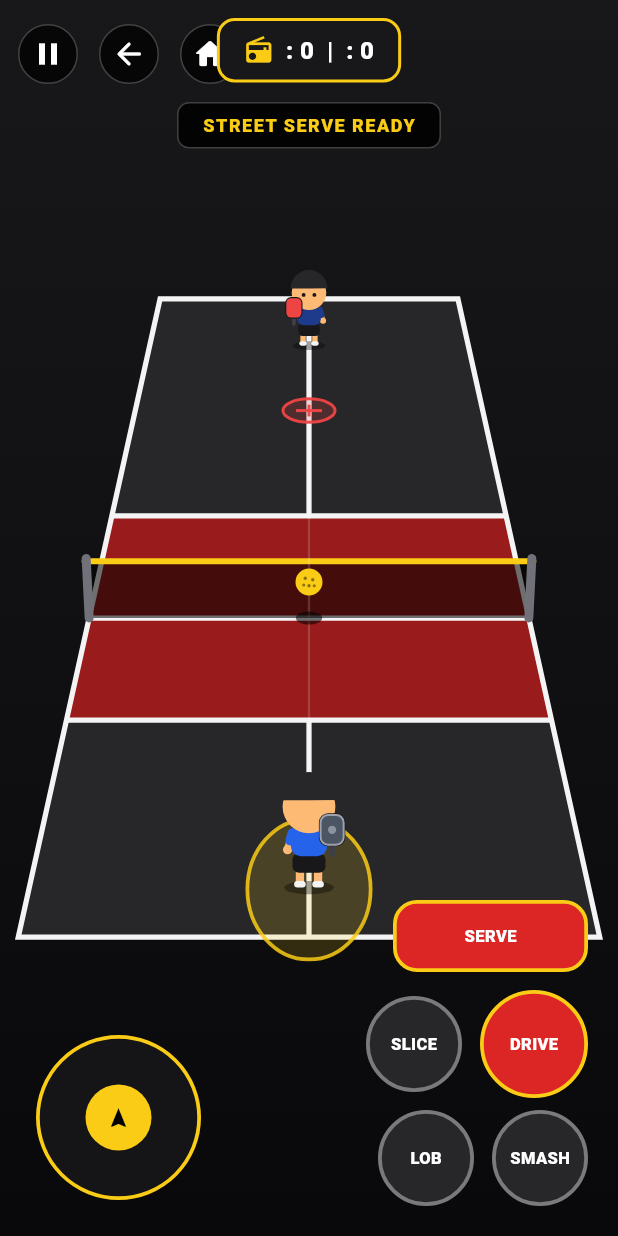
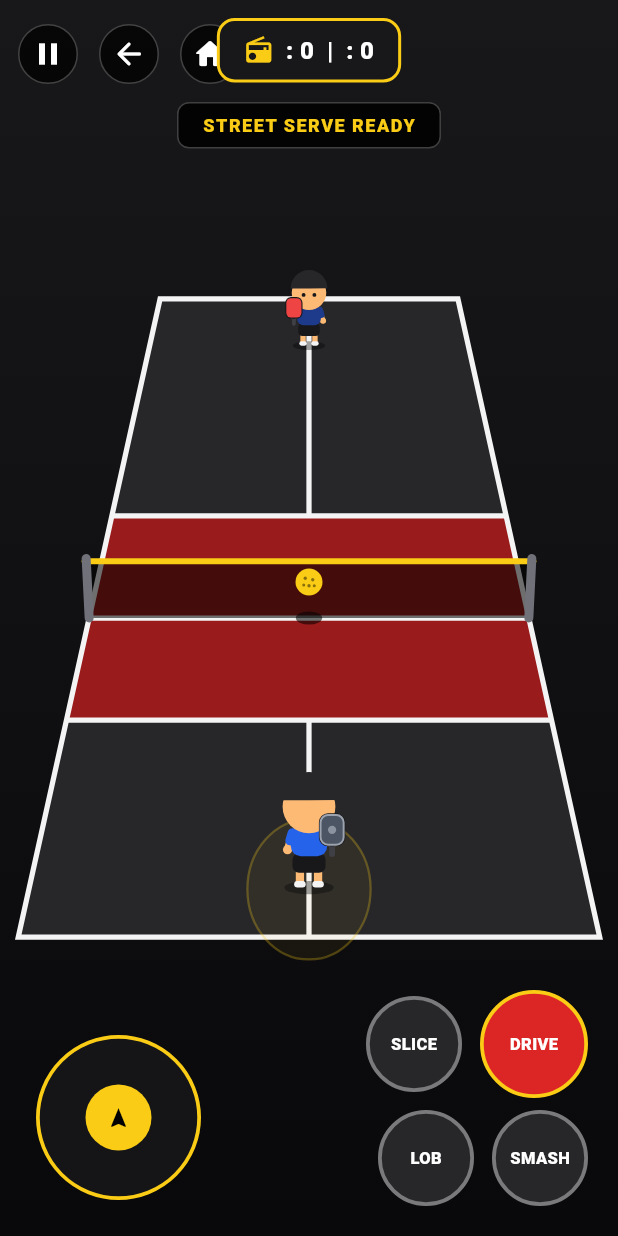
Before and after one commit to seviioo/Pickleball_App, a Flutter app: the MultiplayerCourtScreen screen opened directly with sample values from the repository, on a phone screen of 412 x 824 dp. Run offline on Flutter 3.47's test engine with Material 3 defaults, Android fonts, the phone set to English and light mode, and no system bars; our stand-ins replace shared_preferences; missing offline and left inert: flame, flame_audio; accounts and stored records are empty.

Commit message:
Prevent duplicate multiplayer serve controls
Co-authored-by: Copilot <223556219+Copilot@users.noreply.github.com>

```diff
--- a/lib/screens/multiplayer_court_screen.dart
+++ b/lib/screens/multiplayer_court_screen.dart
@@ -47,6 +47,8 @@ class _MultiplayerCourtScreenState extends State<MultiplayerCourtScreen> {
   int myScore = 0;
   int opponentScore = 0;
   bool isGameOver = false;
+  bool _hasAuthoritativeState = false;
+  String matchPhase = 'connecting';
   String matchStatus = 'STREET SERVE READY';
   bool isPlayerServing = true;
   String playerAnimState = 'idle';
@@ -79,6 +81,8 @@ class _MultiplayerCourtScreenState extends State<MultiplayerCourtScreen> {
           myScore = _number(event['myScore']).round();
           opponentScore = _number(event['opponentScore']).round();
           isPlayerServing = event['isServing'] == true;
+          matchPhase = '${event['phase'] ?? 'rally'}';
+          _hasAuthoritativeState = true;
           isGameOver = event['isGameOver'] == true;
           matchStatus = '${event['status'] ?? 'RALLY'}';
           ballX = _number(event['ballX']);
@@ -262,13 +266,17 @@ class _MultiplayerCourtScreenState extends State<MultiplayerCourtScreen> {
                   aiMoveAmount: opponentAnimState == 'walking' ? 0.7 : 0.0,
                   aiMoveX: 0,
                   playerReach: 0.22,
-                  ballInReach: isPlayerServing || ballHeight < 0.8,
+                  ballInReach: _hasAuthoritativeState &&
+                      ((matchPhase == 'ready' && isPlayerServing) ||
+                          (matchPhase == 'rally' && ballHeight < 0.8)),
                   aimX: _aimDirection.dx.clamp(-0.92, 0.92),
                   aimY: _aimDirection.dy == 0 ? -0.65 : _aimDirection.dy,
                   aimScatter: 0.15,
-                  showAim: !_paused &&
+                  showAim: _hasAuthoritativeState &&
+                      !_paused &&
                       !isGameOver &&
-                      (isPlayerServing || ballHeight < 0.8),
+                      ((matchPhase == 'ready' && isPlayerServing) ||
+                          (matchPhase == 'rally' && ballHeight < 0.8)),
                 ),
               ),
             ),
@@ -415,7 +423,7 @@ class _MultiplayerCourtScreenState extends State<MultiplayerCourtScreen> {
                   mainAxisSize: MainAxisSize.min,
                   crossAxisAlignment: CrossAxisAlignment.end,
                   children: [
-                    if (isPlayerServing)
+                    if (matchPhase == 'ready' && isPlayerServing)
                       Padding(
                         padding: const EdgeInsets.only(bottom: 12),
                         child: _buildAimableButton(
```
